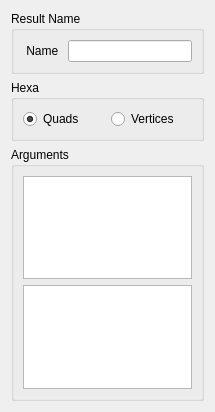
First picture: the form in src/HEXABLOCKGUI/Hexa_QTD.ui, repository SalomePlatform/hexablock, before the edit.
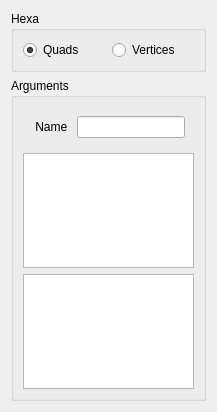
Second picture: the form after the edit.

Patch:
```diff
--- a/src/HEXABLOCKGUI/Hexa_QTD.ui
+++ b/src/HEXABLOCKGUI/Hexa_QTD.ui
@@ -20,44 +20,6 @@
    <string>Hexahedron Construction</string>
   </property>
   <layout class="QVBoxLayout" name="verticalLayout">
-   <item>
-    <widget class="QGroupBox" name="groupBox_3">
-     <property name="sizePolicy">
-      <sizepolicy hsizetype="Preferred" vsizetype="Fixed">
-       <horstretch>0</horstretch>
-       <verstretch>0</verstretch>
-      </sizepolicy>
-     </property>
-     <property name="title">
-      <string>Result Name</string>
-     </property>
-     <layout class="QFormLayout" name="formLayout">
-      <item row="0" column="0">
-       <widget class="QLabel" name="label_15">
-        <property name="text">
-         <string> Name </string>
-        </property>
-       </widget>
-      </item>
-      <item row="0" column="1">
-       <widget class="QLineEdit" name="name_le">
-        <property name="sizePolicy">
-         <sizepolicy hsizetype="Minimum" vsizetype="Fixed">
-          <horstretch>0</horstretch>
-          <verstretch>0</verstretch>
-         </sizepolicy>
-        </property>
-        <property name="maximumSize">
-         <size>
-          <width>16777215</width>
-          <height>16777215</height>
-         </size>
-        </property>
-       </widget>
-      </item>
-     </layout>
-    </widget>
-   </item>
    <item>
     <widget class="QGroupBox" name="groupBox_2">
      <property name="sizePolicy">
@@ -114,6 +76,41 @@
       <string>Arguments</string>
      </property>
      <layout class="QVBoxLayout" name="verticalLayout_2">
+      <item>
+       <widget class="QWidget" name="widget_3" native="true">
+        <property name="sizePolicy">
+         <sizepolicy hsizetype="Preferred" vsizetype="Fixed">
+          <horstretch>0</horstretch>
+          <verstretch>0</verstretch>
+         </sizepolicy>
+        </property>
+        <layout class="QFormLayout" name="formLayout">
+         <item row="0" column="0">
+          <widget class="QLabel" name="label_15">
+           <property name="text">
+            <string> Name </string>
+           </property>
+          </widget>
+         </item>
+         <item row="0" column="1">
+          <widget class="QLineEdit" name="name_le">
+           <property name="sizePolicy">
+            <sizepolicy hsizetype="Minimum" vsizetype="Fixed">
+             <horstretch>0</horstretch>
+             <verstretch>0</verstretch>
+            </sizepolicy>
+           </property>
+           <property name="maximumSize">
+            <size>
+             <width>16777215</width>
+             <height>16777215</height>
+            </size>
+           </property>
+          </widget>
+         </item>
+        </layout>
+       </widget>
+      </item>
       <item>
        <widget class="QListWidget" name="quads_lw">
         <property name="sizePolicy">
```
